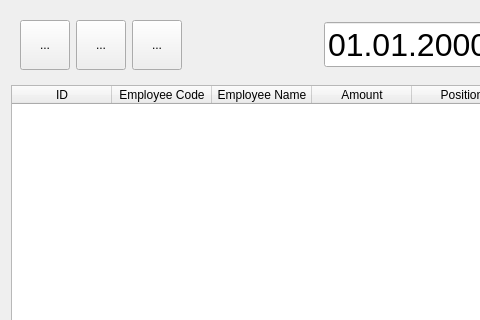
Old version of the form Restaurant2/dlgsalary.ui in the repository End1-1/Resort-2; both pictures show x 0 to 480 and y 0 to 320 of the 649 by 485 pixel window.
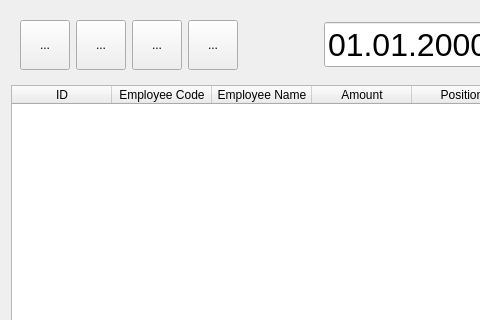
New version of the form. Icons and pictures are not drawn. Custom widgets are drawn as their Qt base class.

The edit to the form file:
```diff
--- a/Restaurant2/dlgsalary.ui
+++ b/Restaurant2/dlgsalary.ui
@@ -104,6 +104,35 @@
         </property>
        </widget>
       </item>
+      <item>
+       <widget class="QToolButton" name="btnCopyFromReal">
+        <property name="minimumSize">
+         <size>
+          <width>50</width>
+          <height>50</height>
+         </size>
+        </property>
+        <property name="maximumSize">
+         <size>
+          <width>50</width>
+          <height>50</height>
+         </size>
+        </property>
+        <property name="text">
+         <string>...</string>
+        </property>
+        <property name="icon">
+         <iconset resource="res.qrc">
+          <normaloff>:/images/copy.png</normaloff>:/images/copy.png</iconset>
+        </property>
+        <property name="iconSize">
+         <size>
+          <width>32</width>
+          <height>32</height>
+         </size>
+        </property>
+       </widget>
+      </item>
       <item>
        <spacer name="horizontalSpacer">
         <property name="orientation">
```
